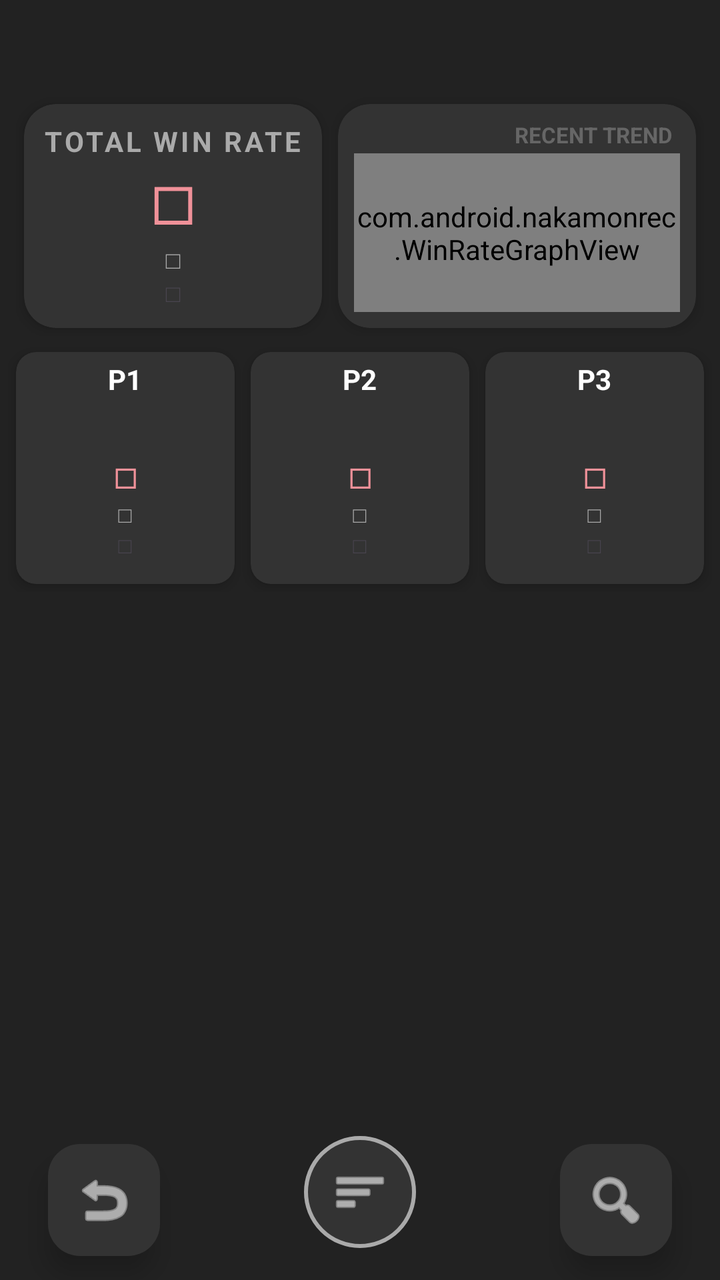
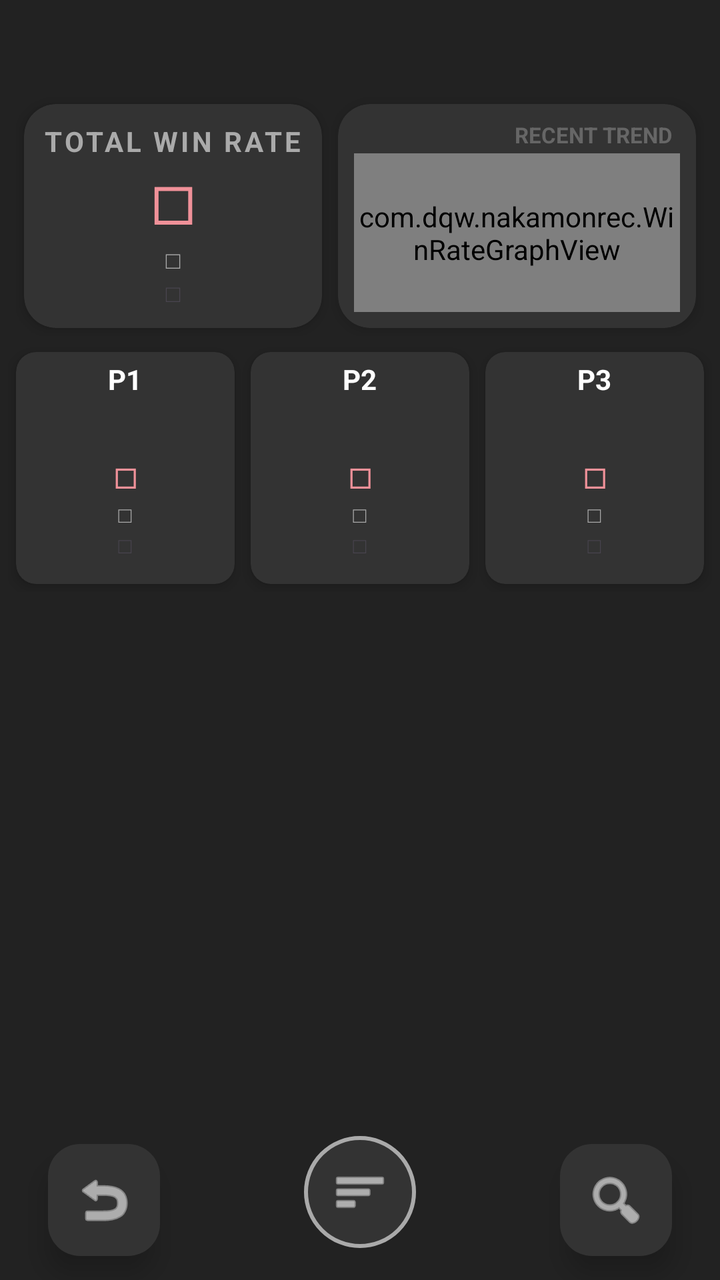

Before-and-after screenshots of an Android layout around one commit, followed by the original layout XML and the change that was made.
<!-- AndroidManifest.xml: application theme Theme.NakamonRec -->
<!-- res/layout/activity_history.xml -->
<?xml version="1.0" encoding="utf-8"?>
<androidx.constraintlayout.widget.ConstraintLayout
    xmlns:android="http://schemas.android.com/apk/res/android"
    xmlns:app="http://schemas.android.com/apk/res-auto"
    xmlns:tools="http://schemas.android.com/tools"
    android:layout_width="match_parent"
    android:layout_height="match_parent"
    android:background="#222222">

    
    <LinearLayout
        android:id="@+id/layoutTopHeader"
        android:layout_width="match_parent"
        android:layout_height="@dimen/top_header_height"
        android:layout_marginTop="48dp"
        android:layout_marginHorizontal="8dp"
        android:orientation="horizontal"
        android:baselineAligned="false"
        app:layout_constraintTop_toTopOf="parent">

        
        <com.google.android.material.card.MaterialCardView
            android:id="@+id/cardTotal"
            android:layout_width="0dp"
            android:layout_height="match_parent"
            android:layout_weight="1"
            android:layout_margin="4dp"
            android:clickable="true"
            android:focusable="true"
            android:foreground="?android:attr/selectableItemBackground"
            app:cardCornerRadius="16dp"
            app:cardElevation="4dp"
            app:cardBackgroundColor="#333333"
            app:strokeWidth="0dp"
            app:strokeColor="#AAAAAA">

            <LinearLayout
                android:layout_width="match_parent"
                android:layout_height="match_parent"
                android:orientation="vertical"
                android:padding="8dp"
                android:gravity="center">

                <TextView
                    android:id="@+id/textTotalLabel"
                    android:layout_width="match_parent"
                    android:layout_height="wrap_content"
                    android:text="@string/label_total_win_rate"
                    android:textColor="#AAAAAA"
                    android:textStyle="bold"
                    android:letterSpacing="0.1"
                    android:gravity="center"
                    android:maxLines="1"
                    app:autoSizeTextType="uniform"
                    app:autoSizeMinTextSize="10sp"
                    app:autoSizeMaxTextSize="14sp"
                    app:autoSizeStepGranularity="1sp"
                    tools:textSize="14sp"/>

                <TextView
                    android:id="@+id/valTotalRate"
                    android:layout_width="wrap_content"
                    android:layout_height="wrap_content"
                    android:textColor="#F09199"
                    android:textSize="30sp"
                    android:textStyle="bold"
                    android:text="@string/status_none"/>

                <TextView
                    android:id="@+id/valTotalCount"
                    android:layout_width="wrap_content"
                    android:layout_height="wrap_content"
                    android:textColor="#AAAAAA"
                    android:textSize="12sp"
                    android:text="@string/status_none"/>

                <TextView
                    android:id="@+id/valTotalWinLose"
                    android:layout_width="wrap_content"
                    android:layout_height="wrap_content"
                    android:textSize="12sp"
                    android:text="@string/status_none"/>
            </LinearLayout>
        </com.google.android.material.card.MaterialCardView>

        
        <com.google.android.material.card.MaterialCardView
            android:id="@+id/cardGraph"
            android:layout_width="0dp"
            android:layout_height="match_parent"
            android:layout_weight="1.2"
            android:layout_margin="4dp"
            app:cardCornerRadius="16dp"
            app:cardElevation="4dp"
            app:cardBackgroundColor="#333333"
            app:strokeWidth="0dp"
            app:strokeColor="#AAAAAA">

            <LinearLayout
                android:layout_width="match_parent"
                android:layout_height="match_parent"
                android:orientation="vertical"
                android:padding="8dp">

                <TextView
                    android:layout_width="wrap_content"
                    android:layout_height="wrap_content"
                    android:layout_gravity="end"
                    android:text="@string/label_recent_trend"
                    android:textColor="#666666"
                    android:textSize="11sp"
                    android:textStyle="bold"
                    android:layout_marginEnd="4dp"/>

                <com.android.nakamonrec.WinRateGraphView
                    android:id="@+id/winRateGraph"
                    android:layout_width="match_parent"
                    android:layout_height="match_parent"
                    android:layout_marginTop="2dp" />
            </LinearLayout>
        </com.google.android.material.card.MaterialCardView>
    </LinearLayout>

    
    <LinearLayout
        android:id="@+id/layoutParties"
        android:layout_width="match_parent"
        android:layout_height="wrap_content"
        android:orientation="horizontal"
        android:layout_marginHorizontal="4dp"
        android:layout_marginTop="4dp"
        android:baselineAligned="false"
        app:layout_constraintTop_toBottomOf="@id/layoutTopHeader"
        app:layout_constraintLeft_toLeftOf="parent"
        app:layout_constraintRight_toRightOf="parent">

        <com.google.android.material.card.MaterialCardView
            android:id="@+id/cardP1"
            android:layout_width="0dp"
            android:layout_height="wrap_content"
            android:layout_weight="1"
            android:layout_margin="4dp"
            android:clickable="true"
            android:focusable="true"
            android:foreground="?android:attr/selectableItemBackground"
            app:cardCornerRadius="10dp"
            app:cardBackgroundColor="#333333"
            app:cardElevation="4dp"
            app:strokeWidth="0dp"
            app:strokeColor="#AAAAAA">
            <LinearLayout
                android:layout_width="match_parent"
                android:layout_height="wrap_content"
                android:orientation="vertical"
                android:padding="4dp"
                android:gravity="center">
                <TextView android:layout_width="wrap_content" android:layout_height="wrap_content" android:text="@string/label_p1" android:textColor="#FFFFFF" android:textSize="14sp" android:textStyle="bold"/>
                <LinearLayout
                    android:layout_width="match_parent"
                    android:layout_height="wrap_content"
                    android:orientation="horizontal"
                    android:gravity="center"
                    android:layout_marginVertical="4dp">
                    <ImageView android:id="@+id/imgP1M1" android:layout_width="@dimen/party_summary_icon_size" android:layout_height="@dimen/party_summary_icon_size" android:layout_margin="1dp" android:scaleType="centerCrop" android:contentDescription="@string/label_p1" />
                    <ImageView android:id="@+id/imgP1M2" android:layout_width="@dimen/party_summary_icon_size" android:layout_height="@dimen/party_summary_icon_size" android:layout_margin="1dp" android:scaleType="centerCrop" android:contentDescription="@string/label_p1" />
                    <ImageView android:id="@+id/imgP1M3" android:layout_width="@dimen/party_summary_icon_size" android:layout_height="@dimen/party_summary_icon_size" android:layout_margin="1dp" android:scaleType="centerCrop" android:contentDescription="@string/label_p1" />
                    <ImageView android:id="@+id/imgP1M4" android:layout_width="@dimen/party_summary_icon_size" android:layout_height="@dimen/party_summary_icon_size" android:layout_margin="1dp" android:scaleType="centerCrop" android:contentDescription="@string/label_p1" />
                </LinearLayout>
                <TextView android:id="@+id/valP1Rate" android:layout_width="wrap_content" android:layout_height="wrap_content" android:textColor="#F09199" android:textSize="@dimen/party_summary_text_rate" android:textStyle="bold" android:text="@string/status_none"/>
                <TextView android:id="@+id/valP1Usage" android:layout_width="wrap_content" android:layout_height="wrap_content" android:textColor="#AAAAAA" android:textSize="11sp" android:text="@string/status_none"/>
                <TextView android:id="@+id/valP1WinLoseShort" android:layout_width="wrap_content" android:layout_height="wrap_content" android:textSize="11sp" android:text="@string/status_none" android:layout_marginBottom="8dp"/>
            </LinearLayout>
        </com.google.android.material.card.MaterialCardView>

        <com.google.android.material.card.MaterialCardView
            android:id="@+id/cardP2"
            android:layout_width="0dp"
            android:layout_height="wrap_content"
            android:layout_weight="1"
            android:layout_margin="4dp"
            android:clickable="true"
            android:focusable="true"
            android:foreground="?android:attr/selectableItemBackground"
            app:cardCornerRadius="10dp"
            app:cardBackgroundColor="#333333"
            app:cardElevation="4dp"
            app:strokeWidth="0dp"
            app:strokeColor="#AAAAAA">
            <LinearLayout
                android:layout_width="match_parent"
                android:layout_height="wrap_content"
                android:orientation="vertical"
                android:padding="4dp"
                android:gravity="center">
                <TextView android:layout_width="wrap_content" android:layout_height="wrap_content" android:text="@string/label_p2" android:textColor="#FFFFFF" android:textSize="14sp" android:textStyle="bold"/>
                <LinearLayout
                    android:layout_width="match_parent"
                    android:layout_height="wrap_content"
                    android:orientation="horizontal"
                    android:gravity="center"
                    android:layout_marginVertical="4dp">
                    <ImageView android:id="@+id/imgP2M1" android:layout_width="@dimen/party_summary_icon_size" android:layout_height="@dimen/party_summary_icon_size" android:layout_margin="1dp" android:scaleType="centerCrop" android:contentDescription="@string/label_p2" />
                    <ImageView android:id="@+id/imgP2M2" android:layout_width="@dimen/party_summary_icon_size" android:layout_height="@dimen/party_summary_icon_size" android:layout_margin="1dp" android:scaleType="centerCrop" android:contentDescription="@string/label_p2" />
                    <ImageView android:id="@+id/imgP2M3" android:layout_width="@dimen/party_summary_icon_size" android:layout_height="@dimen/party_summary_icon_size" android:layout_margin="1dp" android:scaleType="centerCrop" android:contentDescription="@string/label_p2" />
                    <ImageView android:id="@+id/imgP2M4" android:layout_width="@dimen/party_summary_icon_size" android:layout_height="@dimen/party_summary_icon_size" android:layout_margin="1dp" android:scaleType="centerCrop" android:contentDescription="@string/label_p2" />
                </LinearLayout>
                <TextView android:id="@+id/valP2Rate" android:layout_width="wrap_content" android:layout_height="wrap_content" android:textColor="#F09199" android:textSize="@dimen/party_summary_text_rate" android:textStyle="bold" android:text="@string/status_none"/>
                <TextView android:id="@+id/valP2Usage" android:layout_width="wrap_content" android:layout_height="wrap_content" android:textColor="#AAAAAA" android:textSize="11sp" android:text="@string/status_none"/>
                <TextView android:id="@+id/valP2WinLoseShort" android:layout_width="wrap_content" android:layout_height="wrap_content" android:textSize="11sp" android:text="@string/status_none" android:layout_marginBottom="8dp"/>
            </LinearLayout>
        </com.google.android.material.card.MaterialCardView>

        <com.google.android.material.card.MaterialCardView
            android:id="@+id/cardP3"
            android:layout_width="0dp"
            android:layout_height="wrap_content"
            android:layout_weight="1"
            android:layout_margin="4dp"
            android:clickable="true"
            android:focusable="true"
            android:foreground="?android:attr/selectableItemBackground"
            app:cardCornerRadius="10dp"
            app:cardBackgroundColor="#333333"
            app:cardElevation="4dp"
            app:strokeWidth="0dp"
            app:strokeColor="#AAAAAA">
            <LinearLayout
                android:layout_width="match_parent"
                android:layout_height="wrap_content"
                android:orientation="vertical"
                android:padding="4dp"
                android:gravity="center">
                <TextView android:layout_width="wrap_content" android:layout_height="wrap_content" android:text="@string/label_p3" android:textColor="#FFFFFF" android:textSize="14sp" android:textStyle="bold"/>
                <LinearLayout
                    android:layout_width="match_parent"
                    android:layout_height="wrap_content"
                    android:orientation="horizontal"
                    android:gravity="center"
                    android:layout_marginVertical="4dp">
                    <ImageView android:id="@+id/imgP3M1" android:layout_width="@dimen/party_summary_icon_size" android:layout_height="@dimen/party_summary_icon_size" android:layout_margin="1dp" android:scaleType="centerCrop" android:contentDescription="@string/label_p3" />
                    <ImageView android:id="@+id/imgP3M2" android:layout_width="@dimen/party_summary_icon_size" android:layout_height="@dimen/party_summary_icon_size" android:layout_margin="1dp" android:scaleType="centerCrop" android:contentDescription="@string/label_p3" />
                    <ImageView android:id="@+id/imgP3M3" android:layout_width="@dimen/party_summary_icon_size" android:layout_height="@dimen/party_summary_icon_size" android:layout_margin="1dp" android:scaleType="centerCrop" android:contentDescription="@string/label_p3" />
                    <ImageView android:id="@+id/imgP3M4" android:layout_width="@dimen/party_summary_icon_size" android:layout_height="@dimen/party_summary_icon_size" android:layout_margin="1dp" android:scaleType="centerCrop" android:contentDescription="@string/label_p3" />
                </LinearLayout>
                <TextView android:id="@+id/valP3Rate" android:layout_width="wrap_content" android:layout_height="wrap_content" android:textColor="#F09199" android:textSize="@dimen/party_summary_text_rate" android:textStyle="bold" android:text="@string/status_none"/>
                <TextView android:id="@+id/valP3Usage" android:layout_width="wrap_content" android:layout_height="wrap_content" android:textColor="#AAAAAA" android:textSize="11sp" android:text="@string/status_none"/>
                <TextView android:id="@+id/valP3WinLoseShort" android:layout_width="wrap_content" android:layout_height="wrap_content" android:textSize="11sp" android:text="@string/status_none" android:layout_marginBottom="8dp"/>
            </LinearLayout>
        </com.google.android.material.card.MaterialCardView>
    </LinearLayout>

    
    <LinearLayout
        android:id="@+id/layoutFilterStatus"
        android:layout_width="match_parent"
        android:layout_height="36dp"
        android:layout_marginHorizontal="12dp"
        android:layout_marginTop="0dp"
        android:paddingHorizontal="4dp"
        android:paddingVertical="0dp"
        android:background="@drawable/bg_filter_bar"
        android:orientation="horizontal"
        android:gravity="center_vertical"
        android:visibility="gone"
        app:layout_constraintTop_toBottomOf="@id/layoutParties"
        tools:visibility="visible">

        
        <HorizontalScrollView
            android:layout_width="0dp"
            android:layout_height="match_parent"
            android:layout_weight="1"
            android:scrollbars="none"
            android:fillViewport="true">
            <LinearLayout
                android:id="@+id/chipGroupFilters"
                android:layout_width="wrap_content"
                android:layout_height="match_parent"
                android:orientation="horizontal"
                android:gravity="center_vertical" />
        </HorizontalScrollView>

        <TextView
            android:id="@+id/btnClearFilter"
            android:layout_width="wrap_content"
            android:layout_height="wrap_content"
            android:text="@string/btn_clear_filter"
            android:textColor="#90D7EC"
            android:textSize="11sp"
            android:textStyle="bold"
            android:paddingHorizontal="8dp"
            android:paddingVertical="2dp"
            android:background="?selectableItemBackground"
            android:clickable="true"
            android:focusable="true" />
    </LinearLayout>

    <androidx.recyclerview.widget.RecyclerView
        android:id="@+id/recyclerViewHistory"
        android:layout_width="0dp"
        android:layout_height="0dp"
        android:layout_marginTop="4dp"
        android:layout_marginBottom="80dp"
        app:layout_constraintTop_toBottomOf="@id/layoutFilterStatus"
        app:layout_constraintBottom_toBottomOf="parent"
        app:layout_constraintLeft_toLeftOf="parent"
        app:layout_constraintRight_toRightOf="parent" />

    
    <com.google.android.material.floatingactionbutton.FloatingActionButton
        android:id="@+id/btnBack"
        android:layout_width="wrap_content"
        android:layout_height="wrap_content"
        android:layout_marginStart="24dp"
        android:layout_marginBottom="12dp"
        android:src="@android:drawable/ic_menu_revert"
        app:maxImageSize="32dp"
        app:tint="#FFFFFF"
        app:backgroundTint="#333333"
        app:fabSize="normal"
        app:layout_constraintBottom_toBottomOf="parent"
        app:layout_constraintLeft_toLeftOf="parent"
        app:elevation="8dp"
        android:contentDescription="@string/btn_back" />

    
    <com.google.android.material.button.MaterialButton
        android:id="@+id/btnModeToggle"
        android:layout_width="56dp"
        android:layout_height="56dp"
        android:layout_marginBottom="16dp"
        android:padding="0dp"
        android:insetLeft="0dp"
        android:insetTop="0dp"
        android:insetRight="0dp"
        android:insetBottom="0dp"
        app:iconPadding="0dp"
        app:iconGravity="textStart"
        app:backgroundTint="#333333"
        app:cornerRadius="28dp"
        app:strokeWidth="2dp"
        app:strokeColor="#AAAAAA"
        app:icon="@android:drawable/ic_menu_sort_by_size"
        app:iconSize="28dp"
        app:iconTint="#FFFFFF"
        app:layout_constraintBottom_toBottomOf="parent"
        app:layout_constraintLeft_toLeftOf="parent"
        app:layout_constraintRight_toRightOf="parent"
        android:elevation="8dp" />

    <com.google.android.material.floatingactionbutton.FloatingActionButton
        android:id="@+id/btnAnalyze"
        android:layout_width="wrap_content"
        android:layout_height="wrap_content"
        android:layout_marginEnd="24dp"
        android:layout_marginBottom="12dp"
        android:src="@android:drawable/ic_menu_search"
        app:maxImageSize="32dp"
        app:tint="#FFFFFF"
        app:backgroundTint="#333333"
        app:fabSize="normal"
        app:layout_constraintBottom_toBottomOf="parent"
        app:layout_constraintRight_toRightOf="parent"
        app:elevation="8dp"
        android:contentDescription="@string/btn_analyze" />

</androidx.constraintlayout.widget.ConstraintLayout>
<!-- resources referenced by this layout -->
<resources>
  <dimen name="party_summary_icon_size">18dp</dimen>
  <dimen name="party_summary_text_rate">16sp</dimen>
  <dimen name="top_header_height">120dp</dimen>
  <!-- drawable bg_filter_bar (drawable) -->
  <?xml version="1.0" encoding="utf-8"?>
  <shape xmlns:android="http://schemas.android.com/apk/res/android">
      <solid android:color="#444444" />
      <corners android:radius="12dp" />
      <stroke android:width="1dp" android:color="#666666" />
  </shape>
  <string name="btn_analyze">分析</string>
  <string name="btn_back">戻る</string>
  <string name="btn_clear_filter">CLEAR</string>
  <string name="label_p1">P1</string>
  <string name="label_p2">P2</string>
  <string name="label_p3">P3</string>
  <string name="label_recent_trend">RECENT TREND</string>
  <string name="label_total_win_rate">TOTAL WIN RATE</string>
  <string name="status_none">□</string>
  <style name="Theme.NakamonRec" parent="Base.Theme.NakamonRec" />
  <style name="Base.Theme.NakamonRec" parent="Theme.Material3.DayNight.NoActionBar">
          
          
      </style>
</resources>

<!-- the commit's change to res/layout/activity_history.xml (unified diff, before → after) -->
@@ -112,7 +112,7 @@
                     android:textStyle="bold"
                     android:layout_marginEnd="4dp"/>
 
-                <com.android.nakamonrec.WinRateGraphView
+                <com.dqw.nakamonrec.WinRateGraphView
                     android:id="@+id/winRateGraph"
                     android:layout_width="match_parent"
                     android:layout_height="match_parent"
